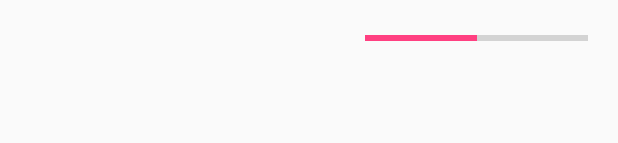
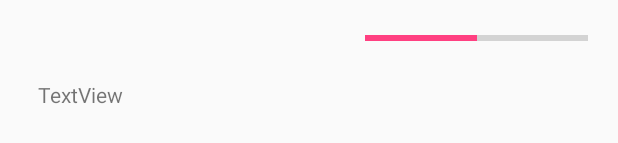
Before and after one commit to oriolclosa/Bookeep, an Android app: the layout activity_book.xml on its own in the app's theme, with its tools: preview values and no code run, on a phone screen of 412 x 824 dp. Shown: the part 399-542 px from the top of the screen. Run offline under Robolectric (Android 15) with nearby library versions, the phone set to English and light mode, and no system bars.

Commit message:
L'ORIOL ÉS EL PUTO AMO I HO HA ARREGLAT TOT

```diff
--- a/app/src/main/java/com/teamnani/bookeep/presentacio/BookActivity.java
+++ b/app/src/main/java/com/teamnani/bookeep/presentacio/BookActivity.java
@@ -84,5 +84,13 @@ public class BookActivity extends AppCompatActivity {
 
         ProgressBar llibProg2 = (ProgressBar) findViewById(R.id.progressBar);
         llibProg2.setProgress(76);
+
+        TextView llibText = (TextView) findViewById(R.id.textText);
+        String text = llibre.getStringExtra("text");
+        if(text.length()>50){
+            text.substring(0, 50);
+            text += "...";
+        }
+        llibText.setText(text);
     }
 }
--- a/app/src/main/java/com/teamnani/bookeep/presentacio/MainActivity.java
+++ b/app/src/main/java/com/teamnani/bookeep/presentacio/MainActivity.java
@@ -84,7 +84,7 @@ public class MainActivity extends AppCompatActivity implements View.OnClickListe
         ctrlPresentacio = new ControladorPresentacio();
         setContentView(R.layout.activity_main);
 
-        setTitle("Daily recomendations");
+        setTitle("");
 
         tots = new ArrayList<>();
 
@@ -121,6 +121,7 @@ public class MainActivity extends AppCompatActivity implements View.OnClickListe
         llibre.putExtra("puntuacio", passar.obtenirPuntuacio());
         llibre.putExtra("comentaris", passar.obtenirComentaris());
         llibre.putExtra("ISBN", passar.obtenirISBN());
+        llibre.putExtra("text", passar.obtenirText());
         startActivity(llibre);
     }
 }
--- a/app/src/main/res/layout/activity_book.xml
+++ b/app/src/main/res/layout/activity_book.xml
@@ -6,11 +6,21 @@
     android:layout_height="match_parent"
     tools:context="com.teamnani.bookeep.presentacio.BookActivity">
 
+    <ScrollView
+        android:layout_width="match_parent"
+        android:layout_height="match_parent"
+        android:scrollbars="none">
+
+        <LinearLayout
+            android:layout_width="match_parent"
+            android:layout_height="wrap_content"
+            android:orientation="vertical">
+
             <LinearLayout
                 android:layout_width="match_parent"
                 android:layout_height="wrap_content"
                 android:orientation="horizontal"
-        android:paddingBottom="25dp"
+                android:paddingBottom="0dp"
                 android:paddingLeft="20dp"
                 android:paddingRight="20dp"
                 android:paddingTop="25dp">
@@ -22,7 +32,8 @@
                     android:layout_gravity="top"
                     android:layout_margin="0dp"
                     android:layout_weight="2"
-            android:scaleType="fitStart"
+                    android:scaleType="fitXY"
+                    android:adjustViewBounds="true"
                     app:srcCompat="@drawable/exemple" />
 
                 <LinearLayout
@@ -95,9 +106,18 @@
 
             </LinearLayout>
 
-    <LinearLayout
+            <TextView
+                android:id="@+id/textText"
                 android:layout_width="match_parent"
-        android:layout_height="match_parent"
-        android:orientation="vertical"></LinearLayout>
+                android:layout_height="wrap_content"
+                android:paddingBottom="20dp"
+                android:paddingLeft="25dp"
+                android:paddingRight="25dp"
+                android:paddingTop="20dp"
+                android:text="TextView" />
+
+        </LinearLayout>
+
+    </ScrollView>
 
 </android.support.constraint.ConstraintLayout>
```
Lines whose indentation alone changed are shown as unchanged.
